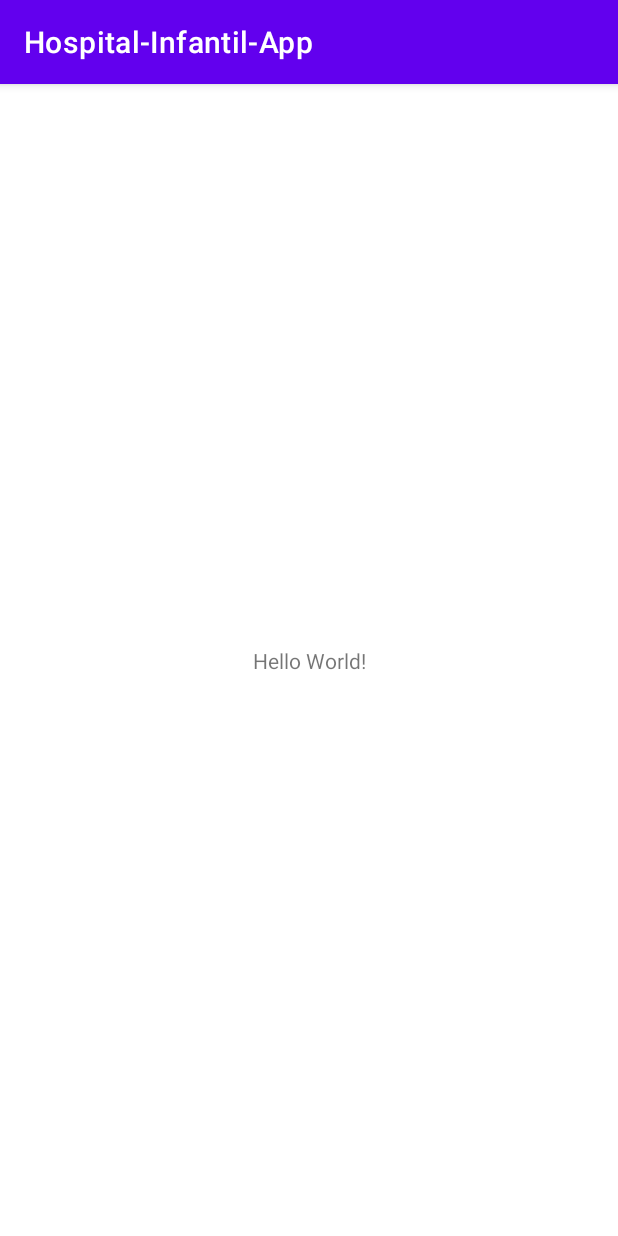
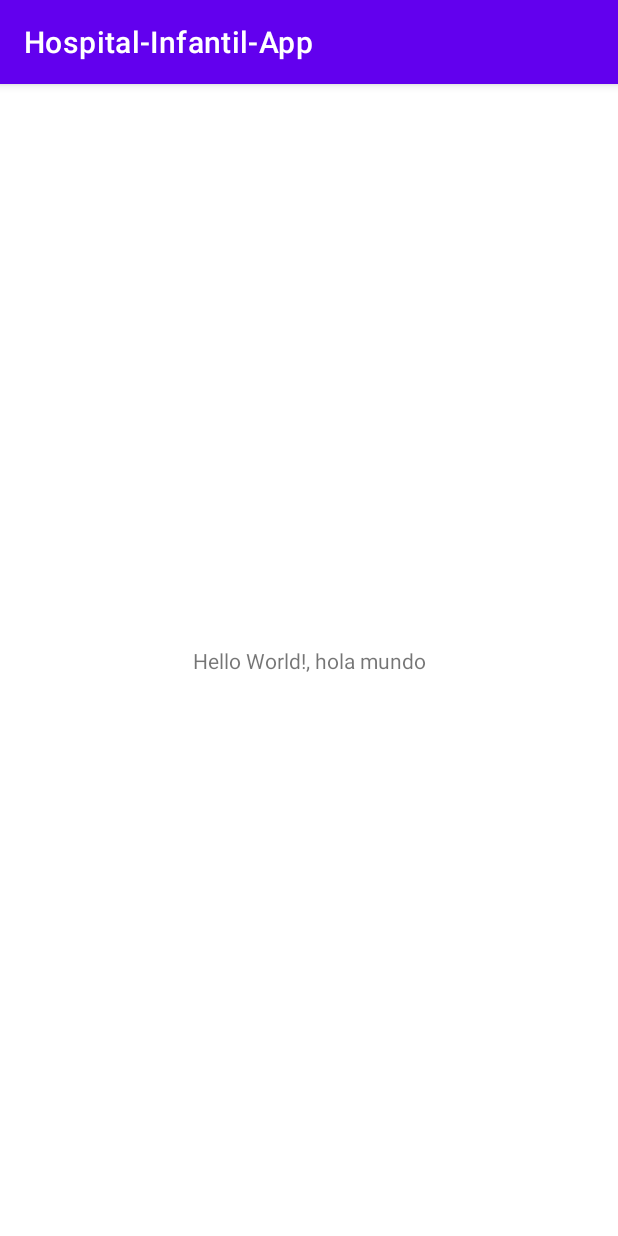
Before and after one commit to moralessIvann/Hospital-Infantil-App, an Android app: the screen it shows after launch (MainActivity), on a phone screen of 412 x 824 dp. Run offline under Robolectric (Android 15) with nearby library versions, the phone set to English and light mode, and no system bars.

Commit message:
Prueba 1
Primera prueba de commit en el proyecto

```diff
--- a/app/src/main/res/layout/activity_main.xml
+++ b/app/src/main/res/layout/activity_main.xml
@@ -9,7 +9,7 @@
     <TextView
         android:layout_width="wrap_content"
         android:layout_height="wrap_content"
-        android:text="Hello World!"
+        android:text="Hello World!, hola mundo"
         app:layout_constraintBottom_toBottomOf="parent"
         app:layout_constraintLeft_toLeftOf="parent"
         app:layout_constraintRight_toRightOf="parent"
```
